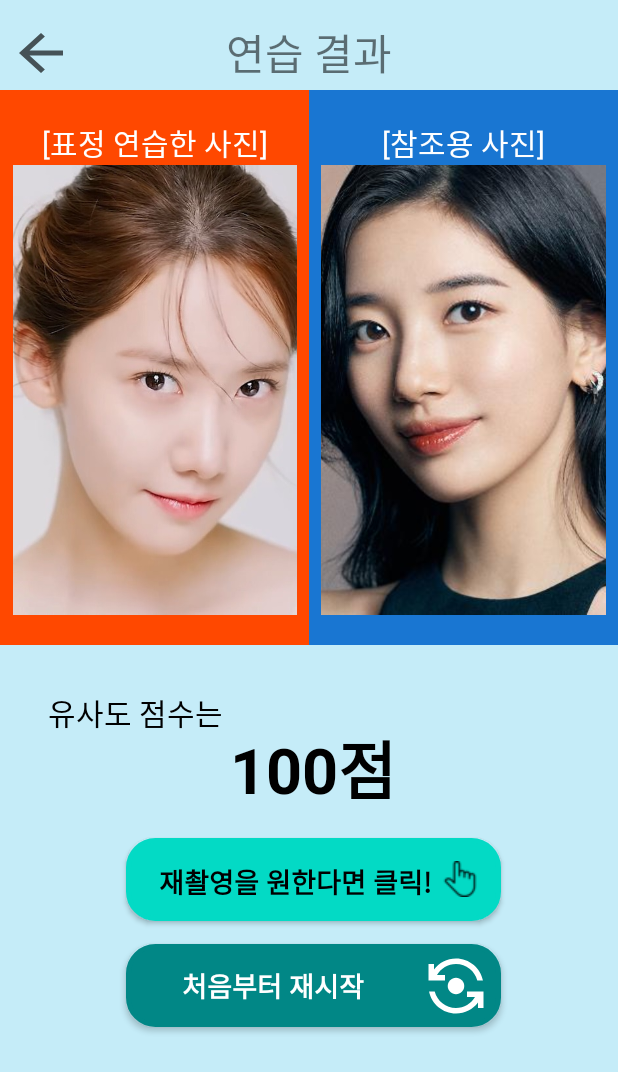
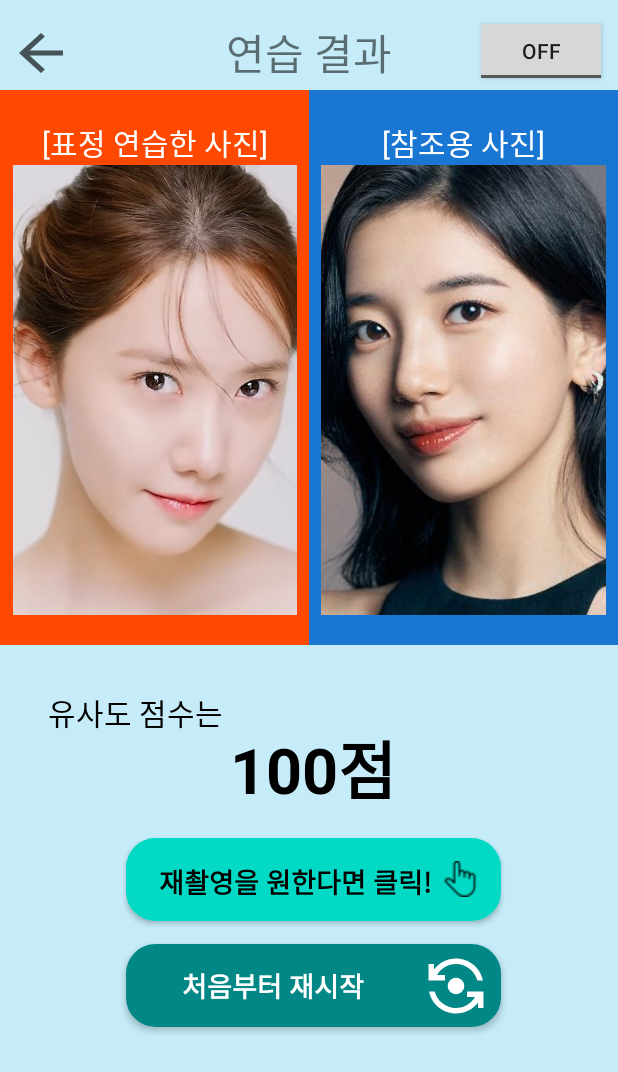
Before and after one commit to kongsa0419/SmileGuide, an Android app: the layout activity_compare.xml on its own in the app's theme, with its tools: preview values and no code run, on a phone screen of 412 x 824 dp. Shown: the top 1072 px of the screen. Run offline under Robolectric (Android 15) with nearby library versions, the phone set to English and light mode, and no system bars.

Commit message:
그래픽 보여주고 없애주는 Toggle 버튼 추가

```diff
--- a/app/src/main/res/layout/activity_compare.xml
+++ b/app/src/main/res/layout/activity_compare.xml
@@ -252,9 +252,20 @@
         android:layout_height="wrap_content"
         app:layout_constraintBottom_toBottomOf="parent"
         app:layout_constraintLeft_toLeftOf="parent"
+        android:visibility="invisible"
         android:paddingLeft="10dp"/>
 
 
+    <androidx.appcompat.widget.AppCompatToggleButton
+        android:id="@+id/cmp_btn_show_points"
+        android:layout_width="wrap_content"
+        android:layout_height="wrap_content"
+        app:layout_constraintTop_toTopOf="parent"
+        app:layout_constraintRight_toRightOf="parent"
+        android:layout_marginTop="10dp"
+        android:layout_marginRight="7dp"
+        android:text="그래픽처리"
+        />
 
 
 
```
Also changed, not shown: app/src/main/AndroidManifest.xml (+7 -6 lines), app/src/main/java/com/example/myapplication/activity/CompareActivity.kt (+64 -24 lines).
